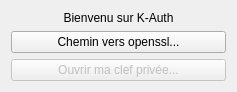
This is src/mainwindow.ui in racam/KAuth as Qt 5 draws it before an edit. The edited form follows.
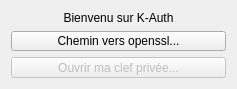
This is the edited form.

Commit message:
Prise en charge qresource
Icône du systray

```diff
--- a/src/mainwindow.ui
+++ b/src/mainwindow.ui
@@ -18,14 +18,14 @@
   </property>
   <property name="minimumSize">
    <size>
-    <width>0</width>
-    <height>0</height>
+    <width>237</width>
+    <height>89</height>
    </size>
   </property>
   <property name="maximumSize">
    <size>
-    <width>1380</width>
-    <height>690</height>
+    <width>237</width>
+    <height>89</height>
    </size>
   </property>
   <property name="sizeIncrement">
```
The commit also changes 2 other files.
